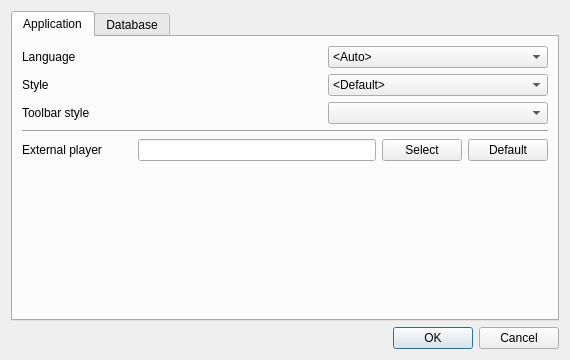
Old version of the form src/settingswindow.ui in the repository eugene-melnik/alexandra.
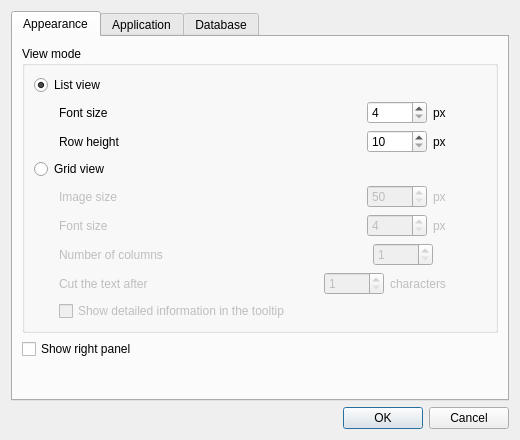
New version of the form. Icons and pictures are not drawn.

Commit message: Grid view and new ui settings

The edit to the form file:
```diff
--- a/src/settingswindow.ui
+++ b/src/settingswindow.ui
@@ -9,14 +9,14 @@
    <rect>
     <x>0</x>
     <y>0</y>
-    <width>570</width>
-    <height>360</height>
+    <width>520</width>
+    <height>440</height>
    </rect>
   </property>
   <property name="minimumSize">
    <size>
-    <width>570</width>
-    <height>360</height>
+    <width>520</width>
+    <height>440</height>
    </size>
   </property>
   <property name="windowTitle">
@@ -32,10 +32,382 @@
   <layout class="QVBoxLayout" name="verticalLayout">
    <item>
     <widget class="QTabWidget" name="twMain">
+     <property name="currentIndex">
+      <number>0</number>
+     </property>
+     <widget class="QWidget" name="tabAppearance">
+      <attribute name="title">
+       <string>Appearance</string>
+      </attribute>
+      <layout class="QVBoxLayout" name="verticalLayout_3">
+       <item>
+        <widget class="QGroupBox" name="boxViewMode">
+         <property name="title">
+          <string>View mode</string>
+         </property>
+         <layout class="QHBoxLayout" name="horizontalLayout_9" stretch="1,0">
+          <item>
+           <layout class="QVBoxLayout" name="vl3">
+            <item>
+             <widget class="QRadioButton" name="rbListView">
+              <property name="text">
+               <string>List view</string>
+              </property>
+              <property name="checked">
+               <bool>true</bool>
+              </property>
+             </widget>
+            </item>
+            <item>
+             <widget class="QWidget" name="widgetListView" native="true">
+              <layout class="QHBoxLayout" name="hl6">
+               <property name="leftMargin">
+                <number>0</number>
+               </property>
+               <property name="topMargin">
+                <number>0</number>
+               </property>
+               <property name="rightMargin">
+                <number>0</number>
+               </property>
+               <property name="bottomMargin">
+                <number>0</number>
+               </property>
+               <item>
+                <spacer name="hs7">
+                 <property name="orientation">
+                  <enum>Qt::Horizontal</enum>
+                 </property>
+                 <property name="sizeType">
+                  <enum>QSizePolicy::Fixed</enum>
+                 </property>
+                 <property name="sizeHint" stdset="0">
+                  <size>
+                   <width>25</width>
+                   <height>20</height>
+                  </size>
+                 </property>
+                </spacer>
+               </item>
+               <item>
+                <layout class="QVBoxLayout" name="vl4">
+                 <item>
+                  <layout class="QHBoxLayout" name="hl7" stretch="1,0,0">
+                   <item>
+                    <widget class="QLabel" name="labelFontSize">
+                     <property name="enabled">
+                      <bool>true</bool>
+                     </property>
+                     <property name="text">
+                      <string>Font size</string>
+                     </property>
+                    </widget>
+                   </item>
+                   <item>
+                    <widget class="QSpinBox" name="sbListFontSize">
+                     <property name="minimumSize">
+                      <size>
+                       <width>60</width>
+                       <height>0</height>
+                      </size>
+                     </property>
+                     <property name="minimum">
+                      <number>4</number>
+                     </property>
+                     <property name="maximum">
+                      <number>90</number>
+                     </property>
+                    </widget>
+                   </item>
+                   <item>
+                    <widget class="QLabel" name="labelPx1">
+                     <property name="text">
+                      <string>px</string>
+                     </property>
+                    </widget>
+                   </item>
+                  </layout>
+                 </item>
+                 <item>
+                  <layout class="QHBoxLayout" name="hl11" stretch="1,0,0">
+                   <item>
+                    <widget class="QLabel" name="labelRowHeight">
+                     <property name="text">
+                      <string>Row height</string>
+                     </property>
+                    </widget>
+                   </item>
+                   <item>
+                    <widget class="QSpinBox" name="sbListRowHeight">
+                     <property name="minimumSize">
+                      <size>
+                       <width>60</width>
+                       <height>0</height>
+                      </size>
+                     </property>
+                     <property name="minimum">
+                      <number>10</number>
+                     </property>
+                     <property name="maximum">
+                      <number>200</number>
+                     </property>
+                    </widget>
+                   </item>
+                   <item>
+                    <widget class="QLabel" name="labelPx2">
+                     <property name="text">
+                      <string>px</string>
+                     </property>
+                    </widget>
+                   </item>
+                  </layout>
+                 </item>
+                </layout>
+               </item>
+              </layout>
+             </widget>
+            </item>
+            <item>
+             <widget class="QRadioButton" name="rbGridView">
+              <property name="text">
+               <string>Grid view</string>
+              </property>
+             </widget>
+            </item>
+            <item>
+             <widget class="QWidget" name="widgetGridView" native="true">
+              <property name="enabled">
+               <bool>false</bool>
+              </property>
+              <layout class="QHBoxLayout" name="horizontalLayout_7">
+               <property name="leftMargin">
+                <number>0</number>
+               </property>
+               <property name="topMargin">
+                <number>0</number>
+               </property>
+               <property name="rightMargin">
+                <number>0</number>
+               </property>
+               <property name="bottomMargin">
+                <number>0</number>
+               </property>
+               <item>
+                <spacer name="hs8">
+                 <property name="orientation">
+                  <enum>Qt::Horizontal</enum>
+                 </property>
+                 <property name="sizeType">
+                  <enum>QSizePolicy::Fixed</enum>
+                 </property>
+                 <property name="sizeHint" stdset="0">
+                  <size>
+                   <width>25</width>
+                   <height>20</height>
+                  </size>
+                 </property>
+                </spacer>
+               </item>
+               <item>
+                <layout class="QVBoxLayout" name="vl5">
+                 <item>
+                  <layout class="QHBoxLayout" name="hl8" stretch="10,0,0">
+                   <item>
+                    <widget class="QLabel" name="labelImageSize">
+                     <property name="text">
+                      <string>Image size</string>
+                     </property>
+                    </widget>
+                   </item>
+                   <item>
+                    <widget class="QSpinBox" name="sbGridImageSize">
+                     <property name="minimumSize">
+                      <size>
+                       <width>60</width>
+                       <height>0</height>
+                      </size>
+                     </property>
+                     <property name="minimum">
+                      <number>50</number>
+                     </property>
+                     <property name="maximum">
+                      <number>1000</number>
+                     </property>
+                    </widget>
+                   </item>
+                   <item>
+                    <widget class="QLabel" name="labelPx3">
+                     <property name="text">
+                      <string>px</string>
+                     </property>
+                    </widget>
+                   </item>
+                  </layout>
+                 </item>
+                 <item>
+                  <layout class="QHBoxLayout" name="hl9" stretch="1,0,0">
+                   <item>
+                    <widget class="QLabel" name="labelFontSize2">
+                     <property name="text">
+                      <string>Font size</string>
+                     </property>
+                    </widget>
+                   </item>
+                   <item>
+                    <widget class="QSpinBox" name="sbGridFontSize">
+                     <property name="minimumSize">
+                      <size>
+                       <width>60</width>
+                       <height>0</height>
+                      </size>
+                     </property>
+                     <property name="minimum">
+                      <number>4</number>
+                     </property>
+                     <property name="maximum">
+                      <number>90</number>
+                     </property>
+                    </widget>
+                   </item>
+                   <item>
+                    <widget class="QLabel" name="labelPx4">
+                     <property name="text">
+                      <string>px</string>
+                     </property>
+                    </widget>
+                   </item>
+                  </layout>
+                 </item>
+                 <item>
+                  <layout class="QHBoxLayout" name="hl9_2" stretch="1,0,0">
+                   <item>
+                    <widget class="QLabel" name="labelNumberOfColumns">
+                     <property name="text">
+                      <string>Number of columns</string>
+                     </property>
+                    </widget>
+                   </item>
+                   <item>
+                    <widget class="QSpinBox" name="sbGridNumberOfColumns">
+                     <property name="minimumSize">
+                      <size>
+                       <width>60</width>
+                       <height>0</height>
+                      </size>
+                     </property>
+                     <property name="minimum">
+                      <number>1</number>
+                     </property>
+                     <property name="maximum">
+                      <number>100</number>
+                     </property>
+                    </widget>
+                   </item>
+                   <item>
+                    <widget class="QLabel" name="labelPx4_2">
+                     <property name="text">
+                      <string/>
+                     </property>
+                    </widget>
+                   </item>
+                  </layout>
+                 </item>
+                 <item>
+                  <layout class="QHBoxLayout" name="hl10" stretch="1,0,0">
+                   <item>
+                    <widget class="QLabel" name="labelCutTextAfter">
+                     <property name="text">
+                      <string>Cut the text after</string>
+                     </property>
+                    </widget>
+                   </item>
+                   <item>
+                    <widget class="QSpinBox" name="sbGridCutTextAfter">
+                     <property name="minimumSize">
+                      <size>
+                       <width>60</width>
+                       <height>0</height>
+                      </size>
+                     </property>
+                     <property name="minimum">
+                      <number>1</number>
+                     </property>
+                     <property name="maximum">
+                      <number>200</number>
+                     </property>
+                    </widget>
+                   </item>
+                   <item>
+                    <widget class="QLabel" name="labelChar">
+                     <property name="text">
+                      <string>characters</string>
+                     </property>
+                    </widget>
+                   </item>
+                  </layout>
+                 </item>
+                 <item>
+                  <widget class="QCheckBox" name="cShowTooltip">
+                   <property name="text">
+                    <string>Show detailed information in the tooltip</string>
+                   </property>
+                  </widget>
+                 </item>
+                </layout>
+               </item>
+              </layout>
+             </widget>
+            </item>
+           </layout>
+          </item>
+          <item>
+           <spacer name="hs6">
+            <property name="orientation">
+             <enum>Qt::Horizontal</enum>
+            </property>
+            <property name="sizeHint" stdset="0">
+             <size>
+              <width>40</width>
+              <height>20</height>
+             </size>
+            </property>
+           </spacer>
+          </item>
+         </layout>
+        </widget>
+       </item>
+       <item>
+        <widget class="QCheckBox" name="cShowRightPanel">
+         <property name="text">
+          <string>Show right panel</string>
+         </property>
+        </widget>
+       </item>
+       <item>
+        <spacer name="verticalSpacer_2">
+         <property name="orientation">
+          <enum>Qt::Vertical</enum>
+         </property>
+         <property name="sizeHint" stdset="0">
+          <size>
+           <width>20</width>
+           <height>40</height>
+          </size>
+         </property>
+        </spacer>
+       </item>
+      </layout>
+     </widget>
      <widget class="QWidget" name="tabApplication">
       <attribute name="title">
        <string>Application</string>
       </attribute>
+      <layout class="QVBoxLayout" name="verticalLayout_8">
+       <item>
+        <widget class="QGroupBox" name="gbMain">
+         <property name="title">
+          <string>Main</string>
+         </property>
       <layout class="QVBoxLayout" name="verticalLayout_4">
        <item>
         <layout class="QHBoxLayout" name="hl1">
@@ -147,11 +519,7 @@
          </item>
         </layout>
        </item>
-       <item>
-        <widget class="Line" name="l1">
-         <property name="orientation">
-          <enum>Qt::Horizontal</enum>
-         </property>
+         </layout>
         </widget>
        </item>
        <item>
@@ -207,7 +575,13 @@
       <attribute name="title">
        <string>Database</string>
       </attribute>
-      <layout class="QVBoxLayout" name="verticalLayout_2">
+      <layout class="QVBoxLayout" name="verticalLayout_10">
+       <item>
+        <widget class="QGroupBox" name="gbDatabase">
+         <property name="title">
+          <string>Database</string>
+         </property>
+         <layout class="QVBoxLayout" name="verticalLayout_9">
        <item>
         <layout class="QHBoxLayout" name="hl3">
          <item>
@@ -332,13 +706,15 @@
          </item>
         </layout>
        </item>
-       <item>
-        <widget class="Line" name="l2">
-         <property name="orientation">
-          <enum>Qt::Horizontal</enum>
-         </property>
+         </layout>
         </widget>
        </item>
+       <item>
+        <widget class="QGroupBox" name="gbPosters">
+         <property name="title">
+          <string>Posters</string>
+         </property>
+         <layout class="QVBoxLayout" name="verticalLayout_2">
        <item>
         <layout class="QHBoxLayout" name="hl5">
          <item>
@@ -371,7 +747,7 @@
         </layout>
        </item>
        <item>
-        <layout class="QHBoxLayout" name="horizontalLayout">
+           <layout class="QHBoxLayout" name="hl12">
          <item>
           <widget class="QCheckBox" name="cScalePoster">
            <property name="text">
@@ -406,16 +782,22 @@
            <property name="maximum">
             <number>5000</number>
            </property>
+              <property name="value">
+               <number>600</number>
+              </property>
           </widget>
          </item>
          <item>
-          <widget class="QLabel" name="labelPx">
+             <widget class="QLabel" name="labelPx0">
            <property name="text">
             <string>px</string>
            </property>
           </widget>
          </item>
         </layout>
+          </item>
+         </layout>
+        </widget>
        </item>
        <item>
         <spacer name="vs2">
```
Left out of the diff: 48 changed lines with no effect on the pictures. Lines whose indentation alone changed are shown as unchanged. The commit also changes 12 other files.
